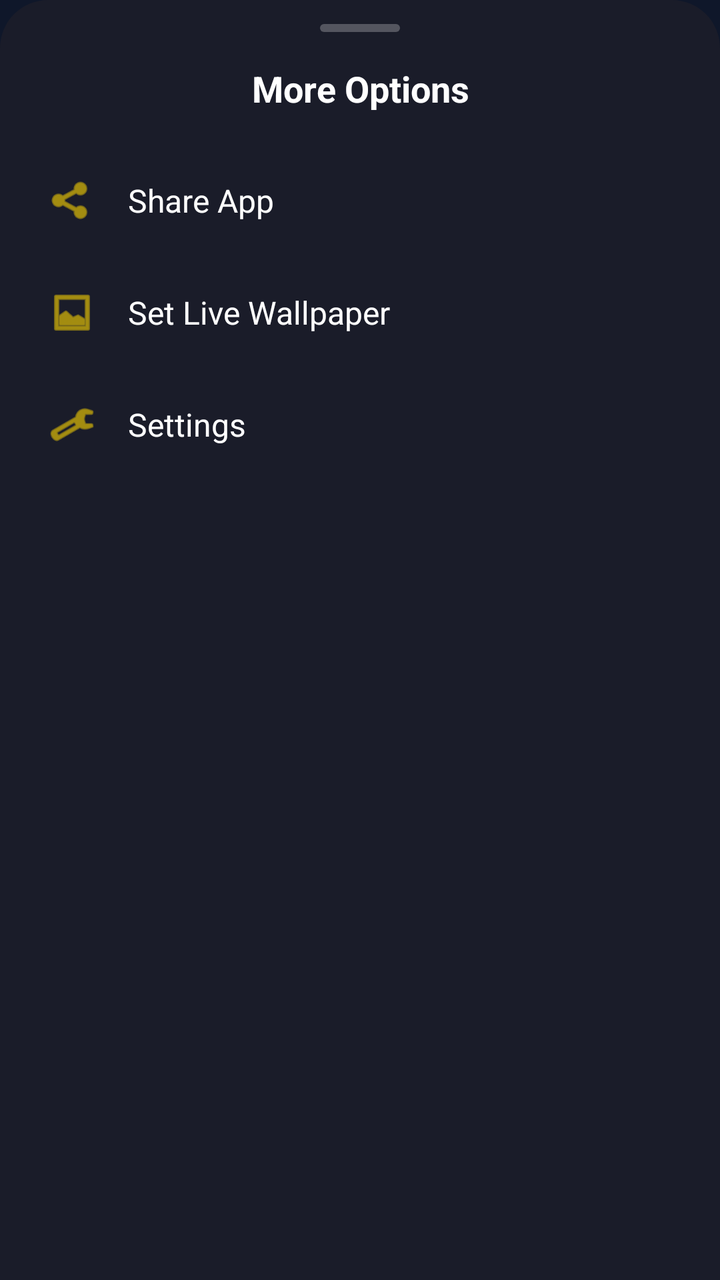
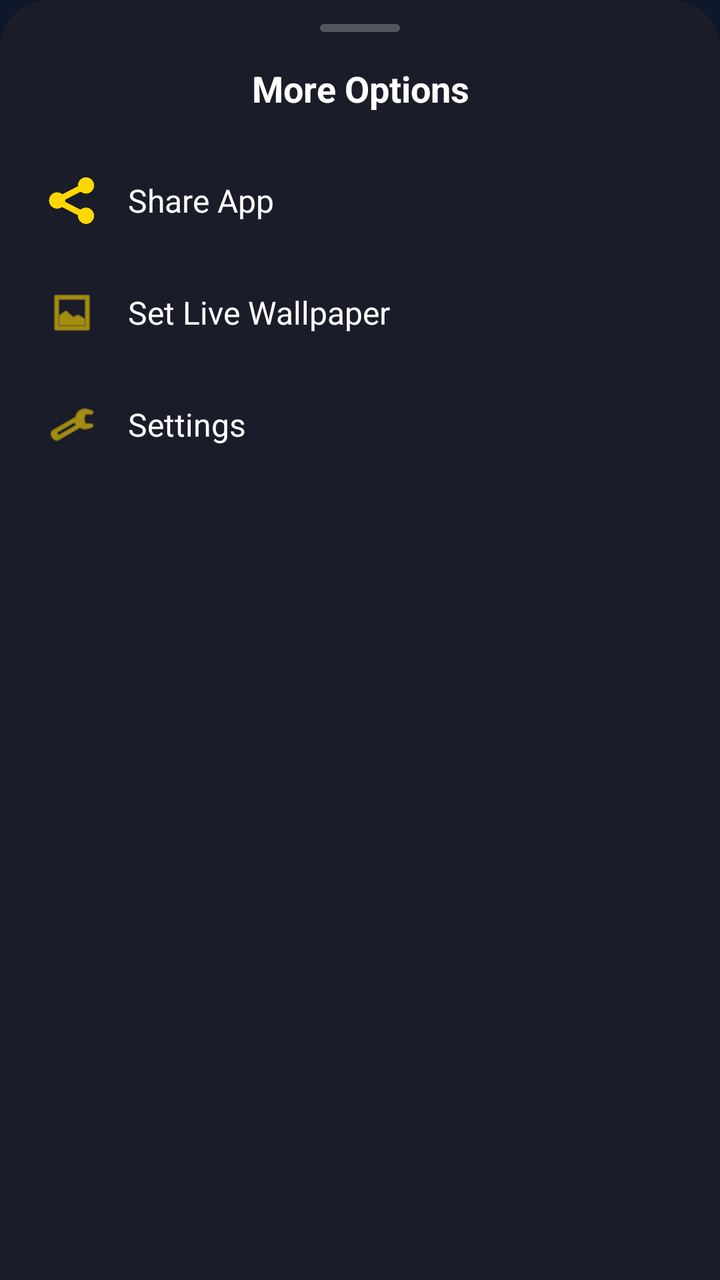

Screens rendered from an Android XML layout before and after an edit, with the pre-edit source and the edit as a unified diff.
<!-- AndroidManifest.xml: application theme Theme.PrayerClock -->
<!-- res/layout/layout_bottom_sheet_more.xml -->
<?xml version="1.0" encoding="utf-8"?>
<LinearLayout xmlns:android="http://schemas.android.com/apk/res/android"
    xmlns:app="http://schemas.android.com/apk/res-auto"
    android:layout_width="match_parent"
    android:layout_height="wrap_content"
    android:background="@drawable/bg_bottom_sheet_rounded"
    android:orientation="vertical"
    android:paddingTop="12dp"
    android:paddingBottom="24dp">

    
    <View
        android:layout_width="40dp"
        android:layout_height="4dp"
        android:layout_gravity="center_horizontal"
        android:layout_marginBottom="16dp"
        android:background="@drawable/bg_handle" />

    <TextView
        android:layout_width="match_parent"
        android:layout_height="wrap_content"
        android:layout_marginBottom="16dp"
        android:gravity="center"
        android:text="More Options"
        android:textColor="#FFFFFF"
        android:textSize="18sp"
        android:textStyle="bold" />

    
    <LinearLayout
        android:id="@+id/btnShareApp"
        android:layout_width="match_parent"
        android:layout_height="wrap_content"
        android:background="?attr/selectableItemBackground"
        android:clickable="true"
        android:focusable="true"
        android:gravity="center_vertical"
        android:orientation="horizontal"
        android:paddingHorizontal="24dp"
        android:paddingVertical="16dp">

        <ImageView
            android:layout_width="24dp"
            android:layout_height="24dp"
            android:src="@android:drawable/ic_menu_share"
            app:tint="@color/gold_accent" />

        <TextView
            android:layout_width="wrap_content"
            android:layout_height="wrap_content"
            android:layout_marginStart="16dp"
            android:text="Share App"
            android:textColor="#FFFFFF"
            android:textSize="16sp" />
    </LinearLayout>

    
    <LinearLayout
        android:id="@+id/btnSetWallpaper"
        android:layout_width="match_parent"
        android:layout_height="wrap_content"
        android:background="?attr/selectableItemBackground"
        android:clickable="true"
        android:focusable="true"
        android:gravity="center_vertical"
        android:orientation="horizontal"
        android:paddingHorizontal="24dp"
        android:paddingVertical="16dp">

        <ImageView
            android:layout_width="24dp"
            android:layout_height="24dp"
            android:src="@android:drawable/ic_menu_gallery"
            app:tint="@color/gold_accent" />

        <TextView
            android:layout_width="wrap_content"
            android:layout_height="wrap_content"
            android:layout_marginStart="16dp"
            android:text="Set Live Wallpaper"
            android:textColor="#FFFFFF"
            android:textSize="16sp" />
    </LinearLayout>

    
    <LinearLayout
        android:id="@+id/btnSettings"
        android:layout_width="match_parent"
        android:layout_height="wrap_content"
        android:background="?attr/selectableItemBackground"
        android:clickable="true"
        android:focusable="true"
        android:gravity="center_vertical"
        android:orientation="horizontal"
        android:paddingHorizontal="24dp"
        android:paddingVertical="16dp">

        <ImageView
            android:layout_width="24dp"
            android:layout_height="24dp"
            android:src="@android:drawable/ic_menu_preferences"
            app:tint="@color/gold_accent" />

        <TextView
            android:layout_width="wrap_content"
            android:layout_height="wrap_content"
            android:layout_marginStart="16dp"
            android:text="Settings"
            android:textColor="#FFFFFF"
            android:textSize="16sp" />
    </LinearLayout>

</LinearLayout>
<!-- resources referenced by this layout -->
<resources>
  <color name="gold_accent">#FFD700</color>
  <!-- drawable bg_bottom_sheet_rounded (drawable) -->
  <?xml version="1.0" encoding="utf-8"?>
  <shape xmlns:android="http://schemas.android.com/apk/res/android">
      <solid android:color="#1A1C29" /> 
      <corners
          android:topLeftRadius="24dp"
          android:topRightRadius="24dp" />
  </shape>
  <!-- drawable bg_handle (drawable) -->
  <?xml version="1.0" encoding="utf-8"?>
  <shape xmlns:android="http://schemas.android.com/apk/res/android">
      <solid android:color="#40FFFFFF" />
      <corners android:radius="2dp" />
  </shape>
  <style name="Theme.PrayerClock" parent="Base.Theme.PrayerClock" />
  <style name="Base.Theme.PrayerClock" parent="Theme.Material3.DayNight.NoActionBar">
          
          <item name="colorPrimary">@color/midnight_blue</item>
          <item name="colorPrimaryVariant">@color/slate_900</item>
          <item name="android:statusBarColor">#1E293B</item> 
          <item name="android:windowLightStatusBar" tools:targetApi="m">false</item>
          <item name="android:windowBackground">@color/midnight_blue</item>
          <item name="android:colorBackground">@color/midnight_blue</item>
      </style>
  <color name="midnight_blue">#0F172A</color>
  <color name="slate_900">#1E293B</color>
</resources>

<!-- the commit's change to res/layout/layout_bottom_sheet_more.xml (unified diff, before → after) -->
@@ -42,7 +42,7 @@
         <ImageView
             android:layout_width="24dp"
             android:layout_height="24dp"
-            android:src="@android:drawable/ic_menu_share"
+            android:src="@drawable/ic_share"
             app:tint="@color/gold_accent" />
 
         <TextView
<!-- resource entries referenced after the edit -->
@@ -15,6 +15,7 @@
       <solid android:color="#40FFFFFF" />
       <corners android:radius="2dp" />
   </shape>
+  <!-- drawable ic_share: png bitmap (drawable, 12264 bytes) -->
   <style name="Theme.PrayerClock" parent="Base.Theme.PrayerClock" />
   <style name="Base.Theme.PrayerClock" parent="Theme.Material3.DayNight.NoActionBar">
           
